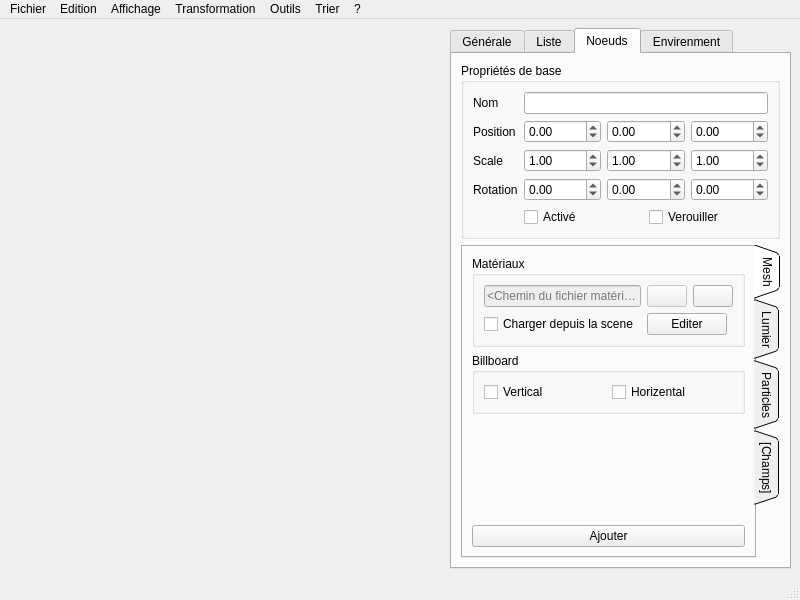
Above: sources/interface.ui from b4n92uid/theball-editor before the change. Below: the same form after it.
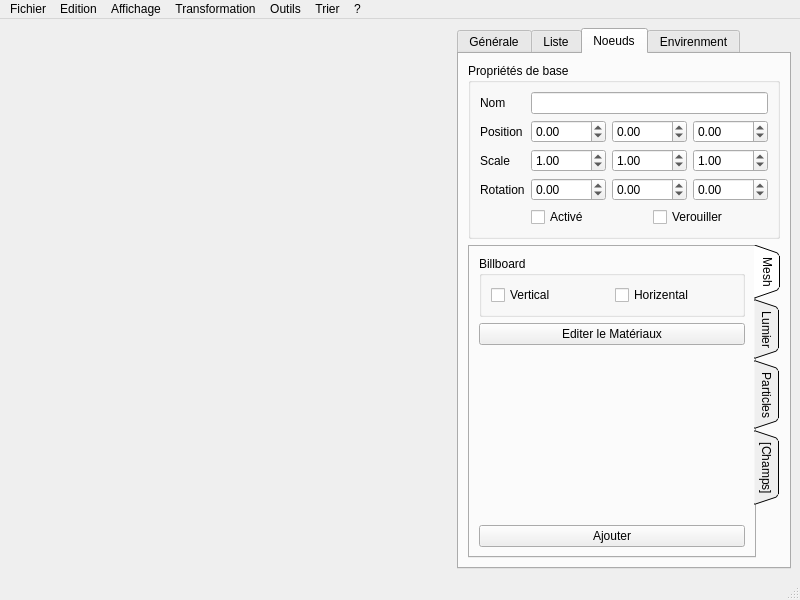
That is the form after the change. Icons and pictures are not drawn. Custom widgets are drawn as their Qt base class.

Commit message: Supporting materials edting for multiple meshs

```diff
--- a/sources/interface.ui
+++ b/sources/interface.ui
@@ -427,71 +427,6 @@
             <string>Mesh</string>
            </attribute>
            <layout class="QVBoxLayout" name="verticalLayout_10">
-            <item>
-             <widget class="QGroupBox" name="groupBox_4">
-              <property name="title">
-               <string>Matériaux</string>
-              </property>
-              <layout class="QGridLayout" name="gridLayout">
-               <item row="0" column="0">
-                <widget class="QLineEdit" name="node_mesh_matfile">
-                 <property name="enabled">
-                  <bool>false</bool>
-                 </property>
-                 <property name="readOnly">
-                  <bool>true</bool>
-                 </property>
-                 <property name="placeholderText">
-                  <string>&lt;Chemin du fichier matériaux&gt;</string>
-                 </property>
-                </widget>
-               </item>
-               <item row="0" column="2">
-                <widget class="QPushButton" name="node_mesh_setmatfile">
-                 <property name="icon">
-                  <iconset resource="ressource.qrc">
-                   <normaloff>:/Medias/medias/explore.png</normaloff>:/Medias/medias/explore.png</iconset>
-                 </property>
-                </widget>
-               </item>
-               <item row="0" column="1">
-                <widget class="QPushButton" name="node_mesh_delmatfile">
-                 <property name="enabled">
-                  <bool>false</bool>
-                 </property>
-                 <property name="icon">
-                  <iconset resource="ressource.qrc">
-                   <normaloff>:/Medias/medias/cross.png</normaloff>:/Medias/medias/cross.png</iconset>
-                 </property>
-                </widget>
-               </item>
-               <item row="1" column="1" colspan="2">
-                <widget class="QPushButton" name="node_mesh_editmat">
-                 <property name="sizePolicy">
-                  <sizepolicy hsizetype="Fixed" vsizetype="Fixed">
-                   <horstretch>0</horstretch>
-                   <verstretch>0</verstretch>
-                  </sizepolicy>
-                 </property>
-                 <property name="text">
-                  <string>Editer</string>
-                 </property>
-                 <property name="icon">
-                  <iconset resource="ressource.qrc">
-                   <normaloff>:/Medias/medias/pencil.png</normaloff>:/Medias/medias/pencil.png</iconset>
-                 </property>
-                </widget>
-               </item>
-               <item row="1" column="0">
-                <widget class="QCheckBox" name="node_mesh_includedmat">
-                 <property name="text">
-                  <string>Charger depuis la scene</string>
-                 </property>
-                </widget>
-               </item>
-              </layout>
-             </widget>
-            </item>
             <item>
              <widget class="QGroupBox" name="groupBox">
               <property name="title">
@@ -515,6 +450,17 @@
               </layout>
              </widget>
             </item>
+            <item>
+             <widget class="QPushButton" name="node_mesh_editmat">
+              <property name="text">
+               <string>Editer le Matériaux</string>
+              </property>
+              <property name="icon">
+               <iconset resource="ressource.qrc">
+                <normaloff>:/Medias/medias/pencil.png</normaloff>:/Medias/medias/pencil.png</iconset>
+              </property>
+             </widget>
+            </item>
             <item>
              <spacer name="verticalSpacer_6">
               <property name="orientation">
```
The commit also changes 9 other files.
